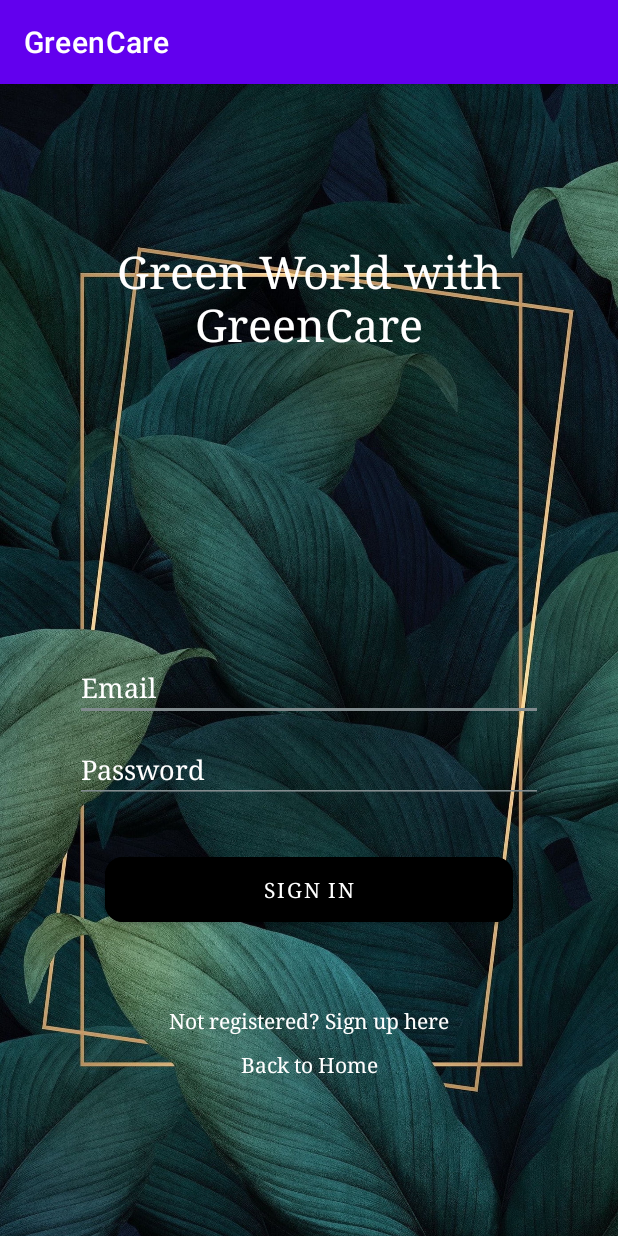
After one commit to kaveesha0427/greenCare, an Android app: the Login screen opened directly, with no data from a screen before it, on a phone screen of 412 x 824 dp. The commit adds this screen. Run offline under Robolectric (Android 15) with nearby library versions, the phone set to English and light mode, and no system bars.

Commit message:
sign in screen created.

```diff
--- a/app/build.gradle
+++ b/app/build.gradle
@@ -1,5 +1,6 @@
 plugins {
     id 'com.android.application'
+    id 'com.google.gms.google-services'
 }
 
 android {
@@ -33,6 +34,7 @@ dependencies {
     implementation 'androidx.appcompat:appcompat:1.6.1'
     implementation 'com.google.android.material:material:1.8.0'
     implementation 'androidx.constraintlayout:constraintlayout:2.1.4'
+    implementation 'com.google.firebase:firebase-auth:21.0.3'
     testImplementation 'junit:junit:4.13.2'
     androidTestImplementation 'androidx.test.ext:junit:1.1.5'
     androidTestImplementation 'androidx.test.espresso:espresso-core:3.5.1'
--- a/app/src/main/AndroidManifest.xml
+++ b/app/src/main/AndroidManifest.xml
@@ -12,6 +12,12 @@
         android:theme="@style/Theme.GreenCare"
         tools:targetApi="31">
         <activity
+            android:name=".Registration"
+            android:exported="false" />
+        <activity
+            android:name=".Login"
+            android:exported="false" />
+        <activity
             android:name=".MainActivity"
             android:exported="true">
             <intent-filter>
--- /dev/null
+++ b/app/src/main/java/com/example/greencare/Login.java
@@ -0,0 +1,14 @@
+package com.example.greencare;
+
+import androidx.appcompat.app.AppCompatActivity;
+
+import android.os.Bundle;
+
+public class Login extends AppCompatActivity {
+
+    @Override
+    protected void onCreate(Bundle savedInstanceState) {
+        super.onCreate(savedInstanceState);
+        setContentView(R.layout.activity_login);
+    }
+}
--- /dev/null
+++ b/app/src/main/java/com/example/greencare/Registration.java
@@ -0,0 +1,14 @@
+package com.example.greencare;
+
+import androidx.appcompat.app.AppCompatActivity;
+
+import android.os.Bundle;
+
+public class Registration extends AppCompatActivity {
+
+    @Override
+    protected void onCreate(Bundle savedInstanceState) {
+        super.onCreate(savedInstanceState);
+        setContentView(R.layout.activity_registration);
+    }
+}
--- /dev/null
+++ b/app/src/main/res/layout/activity_login.xml
@@ -0,0 +1,87 @@
+<?xml version="1.0" encoding="utf-8"?>
+<LinearLayout xmlns:android="http://schemas.android.com/apk/res/android"
+    xmlns:app="http://schemas.android.com/apk/res-auto"
+    xmlns:tools="http://schemas.android.com/tools"
+    android:layout_width="match_parent"
+    android:layout_height="match_parent"
+    android:gravity="center"
+    tools:context=".Login"
+    android:orientation="vertical"
+    android:background="@drawable/signInBackgroundImage"
+    >
+
+    <LinearLayout
+        android:layout_width="match_parent"
+        android:layout_height="match_parent"
+        android:layout_margin="50dp"
+        android:gravity="center"
+        android:orientation="vertical">
+
+        <TextView
+            android:layout_width="match_parent"
+            android:layout_height="wrap_content"
+            android:textSize="30sp"
+            android:gravity="center"
+            android:text="@string/green_world_with_greencare"
+            android:typeface="serif"
+            android:textColor="@color/common_google_signin_btn_text_dark"
+            android:layout_marginBottom="200dp"/>
+
+        <EditText
+            android:id="@+id/emailEt"
+            android:layout_width="match_parent"
+            android:layout_height="wrap_content"
+            android:layout_marginBottom="10dp"
+            android:hint="@string/email"
+            android:inputType="textEmailAddress"
+            android:typeface="serif"
+            android:backgroundTint="@color/gray"
+            android:textColorHint="@color/white" />
+
+        <EditText
+            android:id="@+id/passwordEt"
+            android:layout_width="match_parent"
+            android:layout_height="wrap_content"
+            android:layout_marginBottom="10dp"
+            android:backgroundTint="@color/gray"
+            android:hint="@string/password"
+            android:typeface="serif"
+            android:inputType="textPassword"
+            android:textColorHint="@color/white"
+            android:autofillHints="" />
+
+        <Button
+            android:id="@+id/loginBtn"
+            android:layout_width="match_parent"
+            android:layout_height="wrap_content"
+            android:layout_marginLeft="20dp"
+            android:layout_marginRight="20dp"
+            android:layout_marginTop="20dp"
+            android:padding="12dp"
+            android:typeface="serif"
+            android:text="@string/sign_in"
+            app:cornerRadius="12dp"
+            android:backgroundTint="@color/black"/>
+
+
+        <TextView
+            android:id="@+id/signupTv"
+            android:layout_width="match_parent"
+            android:layout_height="wrap_content"
+            android:layout_marginTop="50dp"
+            android:gravity="center"
+            android:text="@string/not_registered_sign_up_here"
+            android:typeface="serif"
+            android:textColor="@color/white" />
+
+        <TextView
+            android:id="@+id/backBtn"
+            android:layout_width="match_parent"
+            android:layout_height="wrap_content"
+            android:layout_marginTop="10dp"
+            android:textColor="@color/white"
+            android:gravity="center"
+            android:text="@string/back_to_home"
+            android:typeface="serif" />
+    </LinearLayout>
+</LinearLayout>
--- /dev/null
+++ b/app/src/main/res/layout/activity_registration.xml
@@ -0,0 +1,9 @@
+<?xml version="1.0" encoding="utf-8"?>
+<androidx.constraintlayout.widget.ConstraintLayout xmlns:android="http://schemas.android.com/apk/res/android"
+    xmlns:app="http://schemas.android.com/apk/res-auto"
+    xmlns:tools="http://schemas.android.com/tools"
+    android:layout_width="match_parent"
+    android:layout_height="match_parent"
+    tools:context=".Registration">
+
+</androidx.constraintlayout.widget.ConstraintLayout>
--- a/app/src/main/res/values/colors.xml
+++ b/app/src/main/res/values/colors.xml
@@ -7,4 +7,5 @@
     <color name="teal_700">#FF018786</color>
     <color name="black">#FF000000</color>
     <color name="white">#FFFFFFFF</color>
+    <color name="gray">#818B8E</color>
 </resources>
--- a/app/src/main/res/values/strings.xml
+++ b/app/src/main/res/values/strings.xml
@@ -1,3 +1,9 @@
 <resources>
     <string name="app_name">GreenCare</string>
+    <string name="green_world_with_greencare">Green World with GreenCare</string>
+    <string name="email">Email</string>
+    <string name="password">Password</string>
+    <string name="sign_in">Sign In</string>
+    <string name="not_registered_sign_up_here">Not registered? Sign up here</string>
+    <string name="back_to_home">Back to Home</string>
 </resources>
--- a/build.gradle
+++ b/build.gradle
@@ -1,4 +1,8 @@
-// Top-level build file where you can add configuration options common to all sub-projects/modules.
+buildscript {
+    dependencies {
+        classpath 'com.google.gms:google-services:4.3.14'
+    }
+}// Top-level build file where you can add configuration options common to all sub-projects/modules.
 plugins {
     id 'com.android.application' version '7.4.1' apply false
     id 'com.android.library' version '7.4.1' apply false
```
Also changed, not shown: app/src/main/res/drawable/signInBackgroundImage.jpg (added), 1 other file.
